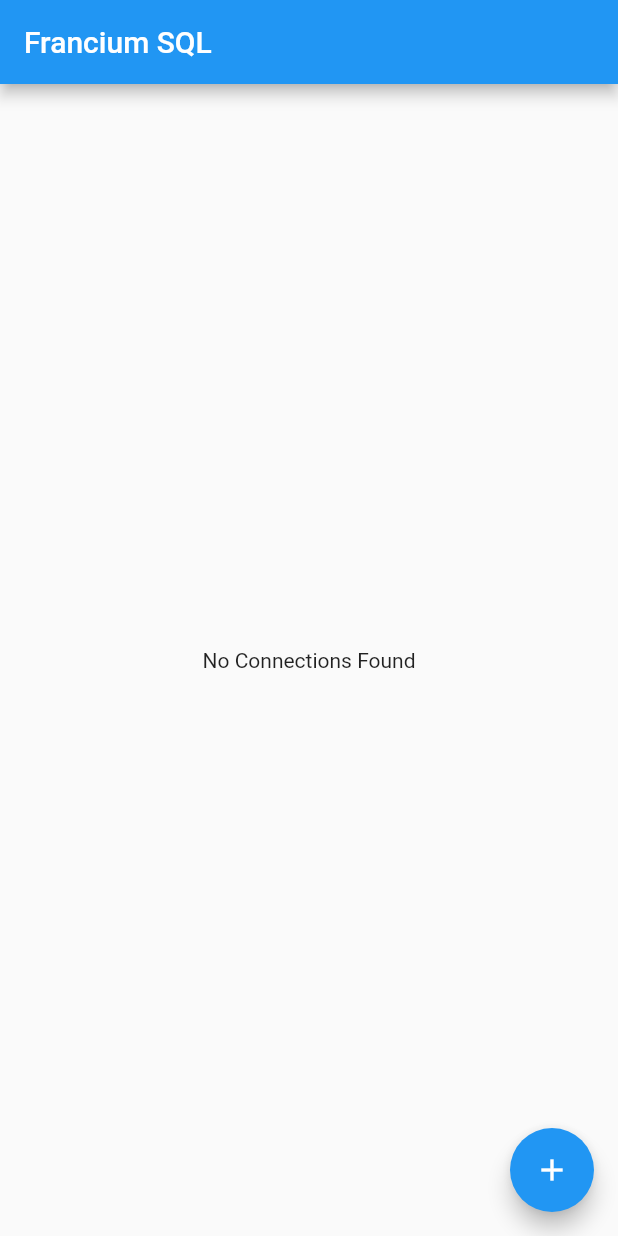
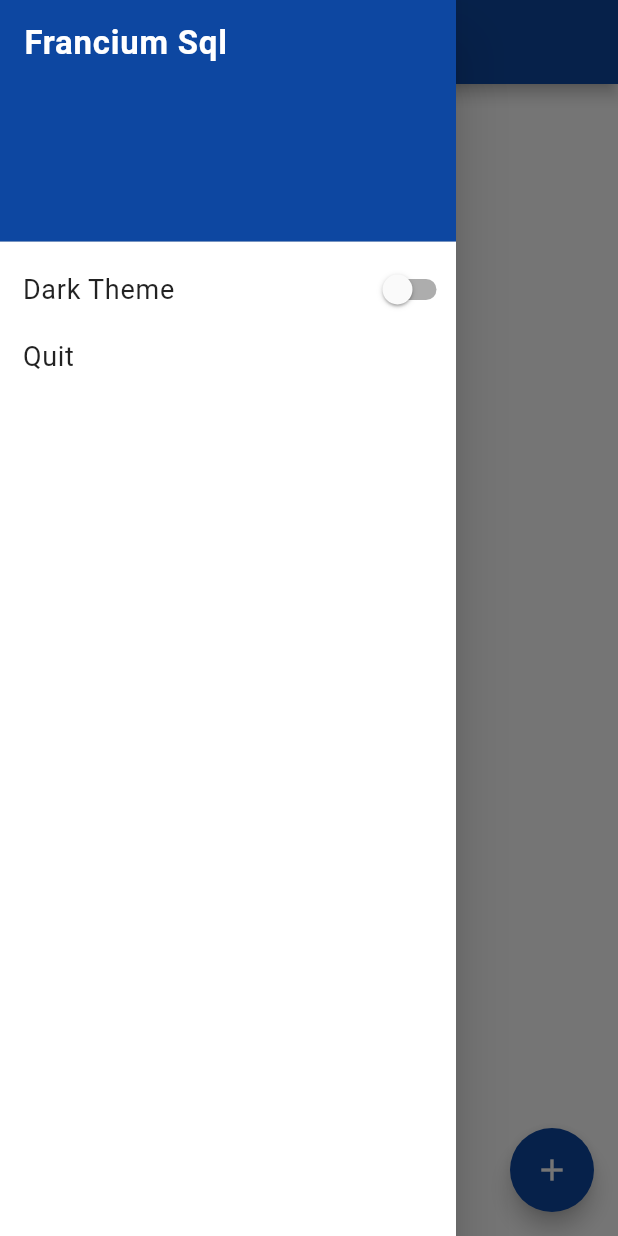
Before and after one commit to nikhil-francium/francium_tech_sql, a Flutter app: the screen it shows after launch, with the side drawer open (before the commit the screen has no drawer), on a phone screen of 412 x 824 dp. Run offline on Flutter 3.47's test engine with Material 2 defaults, Android fonts, the phone set to English and light mode, and no system bars; our stand-ins replace font_awesome_flutter, shared_preferences; missing offline and left inert: postgres; Roboto replaces fonts that are missing (Montserrat).

Commit message:
Added drawer widget and themes for the application

```diff
--- a/lib/main.dart
+++ b/lib/main.dart
@@ -1,11 +1,14 @@
 import 'package:flutter/material.dart';
 import 'package:francium_tech_sql/pages/connections/list_connections.dart';
 import 'package:francium_tech_sql/providers/connections_list_provider.dart';
+import 'package:francium_tech_sql/themes/Themes.dart';
 import 'package:provider/provider.dart';
+import 'providers/connections_list_provider.dart';
 
 void main() => runApp(MyApp());
 
 class MyApp extends StatelessWidget {
+
   @override
   Widget build(BuildContext context) {
     return MultiProvider(
@@ -14,13 +17,18 @@
           create: (_) => ConnectionsListProvider(),
         )
       ],
-      child: MaterialApp(
-        title: 'Francium SQL',
-        theme: ThemeData(
-          primarySwatch: Colors.blue,
-        ),
-        home: ConnectionsList(),
-      ),
+      child: MaterialAppWithTheme()
     );
   }
 }
+class MaterialAppWithTheme extends StatelessWidget {
+  @override
+  Widget build(BuildContext context) {
+    final connectionList = Provider.of<ConnectionsListProvider>(context);
+    return MaterialApp(
+      title: 'FranciumSQL',
+      home: ConnectionsList(),
+      theme: connectionList.isDarkTheme ? Themes.colorDark : Themes.colorLight
+    );
+  }
+}
--- a/lib/pages/connections/list_connections.dart
+++ b/lib/pages/connections/list_connections.dart
@@ -4,6 +4,7 @@
 import 'package:francium_tech_sql/pages/database/database_page.dart';
 import 'package:francium_tech_sql/providers/connections_list_provider.dart';
 import 'package:francium_tech_sql/providers/postgres_connection_provider.dart';
+import 'package:francium_tech_sql/widgets/DrawerWidget.dart';
 import 'package:provider/provider.dart';
 
 class ConnectionsList extends StatelessWidget {
@@ -35,6 +36,7 @@
                       .toList()),
         ),
       ),
+      drawer: DrawerWidget(),
       floatingActionButton: Visibility(
         visible: connectionsListProvider.sharedPreferences != null,
         child: FloatingActionButton(
--- a/lib/pages/connections/new_connection.dart
+++ b/lib/pages/connections/new_connection.dart
@@ -5,6 +5,7 @@
 import 'package:francium_tech_sql/pages/connections/list_connections.dart';
 import 'package:francium_tech_sql/providers/connections_list_provider.dart';
 import 'package:francium_tech_sql/validators/connection_validators.dart';
+import 'package:francium_tech_sql/widgets/DrawerWidget.dart';
 import 'package:provider/provider.dart';
 
 class NewConnectionPage extends StatefulWidget {
@@ -160,6 +161,7 @@
           ),
         ),
       ),
+      endDrawer: DrawerWidget(),
     );
   }
 }
--- a/lib/pages/database/database_page.dart
+++ b/lib/pages/database/database_page.dart
@@ -1,6 +1,7 @@
 import 'package:flutter/material.dart';
 import 'package:francium_tech_sql/pages/database/tables_page.dart';
 import 'package:francium_tech_sql/providers/postgres_connection_provider.dart';
+import 'package:francium_tech_sql/widgets/DrawerWidget.dart';
 import 'package:provider/provider.dart';
 
 class DatabasePage extends StatelessWidget {
@@ -52,6 +53,7 @@
             ),
           ),
         ),
+        endDrawer: DrawerWidget(),
       ),
     );
   }
--- a/lib/providers/connections_list_provider.dart
+++ b/lib/providers/connections_list_provider.dart
@@ -1,6 +1,7 @@
 import 'dart:convert';
 
 import 'package:flutter/cupertino.dart';
+import 'package:flutter/material.dart';
 import 'package:francium_tech_sql/models/connection_model.dart';
 import 'package:francium_tech_sql/providers/postgres_connection_provider.dart';
 import 'package:shared_preferences/shared_preferences.dart';
@@ -8,6 +9,7 @@
 class ConnectionsListProvider extends ChangeNotifier {
   SharedPreferences sharedPreferences;
   List<PostgresConnectionProvider> connections = [];
+  bool isDarkTheme = false;
 
   ConnectionsListProvider() {
     initializeSharedPreferences();
@@ -16,6 +18,7 @@
   void initializeSharedPreferences() async {
     if (sharedPreferences == null) {
       sharedPreferences = await SharedPreferences.getInstance();
+      isDarkTheme = sharedPreferences.getBool('darkTheme') ?? false;
       List<String> connectionsList =
           sharedPreferences.getStringList('connections');
       if (connectionsList == null) {
@@ -33,6 +36,7 @@
     }
   }
 
+
   Future<void> addConnection({@required ConnectionModel connectionModel}) async{
     connections
         .add(PostgresConnectionProvider(connectionModel: connectionModel));
@@ -42,4 +46,10 @@
     await sharedPreferences.setStringList('connections', connectionsList);
     notifyListeners();
   }
+
+  Future<void> switchTheme() async {
+    isDarkTheme = !isDarkTheme;
+    await sharedPreferences.setBool('darkTheme', isDarkTheme);
+    notifyListeners();
+  }
 }
--- /dev/null
+++ b/lib/themes/Themes.dart
@@ -0,0 +1,69 @@
+import 'package:flutter/material.dart';
+
+class Themes {
+  static dynamic colorDark = ThemeData(
+    brightness: Brightness.dark,
+    primaryColor: Colors.grey[900],
+    accentColor: Colors.grey[900],
+    buttonTheme: ButtonThemeData(
+        minWidth: 12,
+        buttonColor: Colors.blue,
+        textTheme: ButtonTextTheme.primary
+    ),
+    fontFamily: 'Montserrat',
+    toggleButtonsTheme: ToggleButtonsThemeData(
+      fillColor: Colors.grey[850],
+      selectedColor: Colors.black,
+      borderWidth: 1,
+      color: Colors.white,
+    ),
+    tabBarTheme: TabBarTheme(
+      labelColor: Colors.white,
+      unselectedLabelColor: Colors.black,
+      indicator: BoxDecoration(
+         border: Border(bottom: BorderSide(color: Colors.white, width: 4.0))
+      )
+    ),
+    textTheme: TextTheme(
+      headline: TextStyle(fontSize: 72.0, fontWeight: FontWeight.bold),
+      title: TextStyle(fontSize: 30.0, fontWeight: FontWeight.bold),
+      body1: TextStyle(fontSize: 18.0, letterSpacing: 0.5),
+      body2: TextStyle(fontSize: 22.0, letterSpacing: 0.5, fontWeight: FontWeight.w600),
+      // : TextStyle(fontSize: 20, fontWeight: FontWeight.w300)
+    ),
+  );
+
+  static dynamic colorLight = ThemeData(
+    brightness: Brightness.light,
+    primaryColor: Colors.blue[900],
+    accentColor: Colors.blue[900],
+    canvasColor: Colors.white,
+    buttonTheme: ButtonThemeData(
+      minWidth: 12,
+      buttonColor: Colors.blue[900],
+      textTheme: ButtonTextTheme.primary
+    ),
+    toggleButtonsTheme: ToggleButtonsThemeData(
+        fillColor: Colors.white,
+        selectedColor: Colors.blue[900],
+        borderWidth: 0,
+        color: Colors.white,
+        focusColor: Colors.white
+    ),
+    fontFamily: 'Montserrat',
+    splashColor: Colors.blue[900],
+    tabBarTheme: TabBarTheme(
+      labelColor: Colors.blue[900],
+      unselectedLabelColor: Colors.black,
+      indicator: BoxDecoration(
+        border: Border(bottom: BorderSide(color: Colors.blue[900], width: 4.0))
+      )
+    ),
+    textTheme: TextTheme(
+      headline: TextStyle(fontSize: 72.0, fontWeight: FontWeight.bold),
+      title: TextStyle(fontSize: 30.0, fontWeight: FontWeight.bold),
+      body1: TextStyle(fontSize: 18.0, letterSpacing: 0.5),
+      body2: TextStyle(fontSize: 22.0, letterSpacing: 0.5, fontWeight: FontWeight.w600)
+    ),
+  );
+}
--- /dev/null
+++ b/lib/widgets/DrawerWidget.dart
@@ -0,0 +1,68 @@
+import 'dart:io';
+import 'package:flutter/material.dart';
+import 'package:provider/provider.dart';
+
+import '../providers/connections_list_provider.dart';
+
+class DrawerWidget extends StatefulWidget {
+
+  @override
+  _DrawerWidgetState createState() => _DrawerWidgetState();
+}
+
+class _DrawerWidgetState extends State<DrawerWidget> {
+
+  @override
+  Widget build(BuildContext context) {
+
+    final ConnectionsListProvider connectionsListProvider = Provider.of<ConnectionsListProvider>(context);
+
+    return Drawer(
+      child: ListView(
+          padding: const EdgeInsets.all(0.0),
+          children: <Widget>[
+            DrawerHeader(
+      child: Text(
+        'Francium Sql',
+        // AppLocalizations.of(context).translate('francium_sql'),
+        style: TextStyle(color: Colors.white),
+      ),
+      decoration: BoxDecoration(
+        color: Theme
+            .of(context)
+            .accentColor,
+      ),
+            ),
+            Padding(
+      padding: const EdgeInsets.fromLTRB(15.0, 0, 0, 0),
+      child: Row(
+        mainAxisAlignment: MainAxisAlignment.spaceBetween,
+        children: <Widget>[
+          Text(
+            'Dark Theme',
+            // AppLocalizations.of(context).translate('dark_theme')
+          ),
+          Switch(
+            value: connectionsListProvider.isDarkTheme,
+            onChanged: (newVal) async{
+              await connectionsListProvider.switchTheme();
+            },
+          ),
+        ],
+      ),
+            ),
+            SizedBox(
+      height: 10,
+            ),
+            Padding(
+      padding: const EdgeInsets.fromLTRB(15.0, 0, 0, 0),
+      child: InkWell(
+        child: Text('Quit'),
+        onTap: () => exit(0)
+      )
+            )
+          ],
+        ),
+    );
+  }
+}
```
